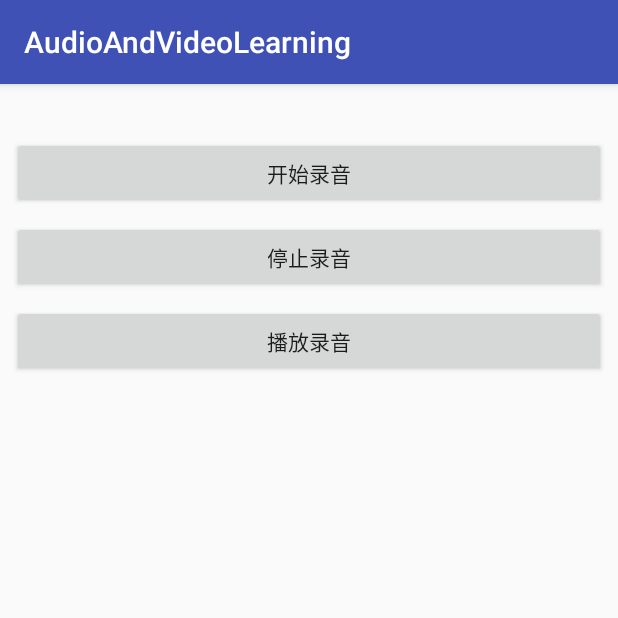
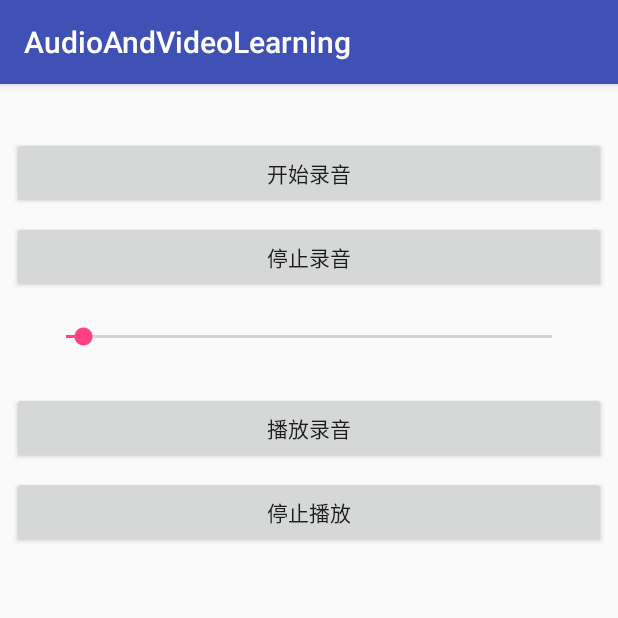
Before and after one commit to ListenerGao/AudioAndVideoLearning, an Android app: the RecordActivity screen opened directly, with no data from a screen before it, after a tap on "播放录音", on a phone screen of 412 x 824 dp, the top half of it. Run offline under Robolectric (Android 15) with nearby library versions, the phone set to English and light mode, and no system bars; our stand-ins replace ButterKnife; 2 statements that could not run were skipped.

```diff
--- a/app/src/main/java/com/listenergao/audioandvideolearning/activity/RecordActivity.java
+++ b/app/src/main/java/com/listenergao/audioandvideolearning/activity/RecordActivity.java
@@ -2,12 +2,16 @@ package com.listenergao.audioandvideolearning.activity;
 
 import android.media.AudioFormat;
 import android.media.AudioRecord;
+import android.media.MediaPlayer;
 import android.media.MediaRecorder;
 import android.os.Bundle;
 import android.os.Environment;
+import android.os.Handler;
+import android.text.TextUtils;
 import android.util.Log;
 import android.view.View;
 import android.widget.Button;
+import android.widget.SeekBar;
 import android.widget.TextView;
 
 import com.listenergao.audioandvideolearning.R;
@@ -30,7 +34,7 @@ import butterknife.OnClick;
  *
  * @author listenergao
  */
-public class RecordActivity extends BaseActivity {
+public class RecordActivity extends BaseActivity implements MediaPlayer.OnCompletionListener {
 
 
     @BindView(R.id.tv_content)
@@ -41,6 +45,9 @@ public class RecordActivity extends BaseActivity {
     Button mBtStopRecord;
     @BindView(R.id.bt_play_record)
     Button mBtPlayRecord;
+
+    @BindView(R.id.seek_bar)
+    SeekBar mSeekBar;
 
     /**
      * 录音采集来源，此处是从麦克风采集
@@ -74,6 +81,10 @@ public class RecordActivity extends BaseActivity {
     private FileOutputStream mFileOutputStream;
     private ExecutorService mExecutorService;
     private Lame mLame;
+    private MediaPlayer mPlayer;
+
+    private static Handler sHandler = new Handler();
+    private Runnable mProgressRunnable;
 
     @Override
     protected void onCreate(Bundle savedInstanceState) {
@@ -85,12 +96,20 @@ public class RecordActivity extends BaseActivity {
         mExecutorService = Executors.newSingleThreadExecutor();
 
         mLame = new Lame();
-        mLame.init(1,44100,64);
+        mLame.init(1, 44100, 64);
 
+        mProgressRunnable = new Runnable() {
+            @Override
+            public void run() {
+                Log.d("gys", "duration = " + mPlayer.getDuration() + "currentPosition = " + mPlayer.getCurrentPosition());
+                mSeekBar.setProgress(mPlayer.getCurrentPosition());
+                sHandler.postDelayed(this, 1000);
+            }
+        };
 
     }
 
-    @OnClick({R.id.bt_start_record, R.id.bt_stop_record, R.id.bt_play_record})
+    @OnClick({R.id.bt_start_record, R.id.bt_stop_record, R.id.bt_play_record, R.id.bt_stop_play_record})
     public void onViewClicked(View view) {
         switch (view.getId()) {
             case R.id.bt_start_record:
@@ -100,7 +119,10 @@ public class RecordActivity extends BaseActivity {
                 stopRecord();
                 break;
             case R.id.bt_play_record:
-                playRecord();
+                playRecord(mFilePath + mFileName);
+                break;
+            case R.id.bt_stop_play_record:
+                stopPlayRecord();
                 break;
             default:
                 break;
@@ -118,6 +140,37 @@ public class RecordActivity extends BaseActivity {
         if (!mRecordFile.exists()) {
             mRecordFile.mkdirs();
             Log.d("gys", "创建文件夹-------");
+        } else {
+            Log.d("gys", "删除文件夹下所有文件-------");
+            deleteAllFile(mRecordFile);
+        }
+    }
+
+    /**
+     * 删除文件或者删除目录下的所有文件
+     *
+     * @param path
+     */
+    private void deleteAllFile(File path) {
+        if (path == null) {
+            return;
+        }
+        //判断是文件还是目录，文件就直接删除
+        if (path.isDirectory()) {
+            File[] files = path.listFiles();
+            Log.d("gys", "file size = " + files.length);
+            for (File file : files) {
+                if (file.isDirectory()) {
+                    deleteAllFile(file);
+                    Log.d("gys", "递归删除");
+                } else if (file.isFile()) {
+                    Log.d("gys", "删除文件名称：" + file.getName());
+                    file.delete();
+                }
+            }
+        } else {
+            //文件直接删除
+            path.delete();
         }
     }
 
@@ -142,6 +195,7 @@ public class RecordActivity extends BaseActivity {
      */
     private void record() {
         try {
+
             mFileName = System.currentTimeMillis() + ".mp3";
             mFileOutputStream = new FileOutputStream(new File(mFilePath + mFileName));
 
@@ -195,31 +249,107 @@ public class RecordActivity extends BaseActivity {
     private void stopRecord() {
         Log.d("gys", "停止录音");
         isRecording = false;
-        mLame.destroy();
         if (mAudioRecord != null) {
             mAudioRecord.stop();
+        } else {
+            ToastUtils.toast("当前未在录音哦");
+        }
+    }
+
+    /**
+     * 释放AudioRecord
+     */
+    private void recordRelease() {
+        if (mAudioRecord != null) {
             mAudioRecord.release();
-        }
-        if (mExecutorService != null) {
-            mExecutorService.shutdown();
         }
     }
 
     @Override
     public void onBackPressed() {
         super.onBackPressed();
-        stopRecord();
+        recordRelease();
+        playerRelease();
+        mLame.destroy();
+        if (mExecutorService != null) {
+            mExecutorService.shutdown();
+        }
     }
 
     /**
-     * 播放录音
+     * 播放录音文件
+     *
+     * @param filePath 录音文件路径
      */
-    private void playRecord() {
+    private void playRecord(String filePath) {
+        if (TextUtils.isEmpty(filePath)) {
+            ToastUtils.toast("未找到音频文件");
+            return;
+        }
 
+        File file = new File(filePath);
+        if (!file.exists()) {
+            ToastUtils.toast("未找到音频文件");
+            return;
+        }
+
+        mSeekBar.setVisibility(View.VISIBLE);
+
+        try {
+            if (mPlayer == null) {
+                mPlayer = new MediaPlayer();
+
+                mPlayer.setOnCompletionListener(this);
+            }
+            mPlayer.reset();
+            mPlayer.setDataSource(filePath);
+            mPlayer.prepare();
+            mPlayer.start();
+
+            mSeekBar.setMax(mPlayer.getDuration());
+            sHandler.post(mProgressRunnable);
+
+        } catch (IOException e) {
+            ToastUtils.toast("播放出错");
+            sHandler.removeCallbacks(mProgressRunnable);
+            stopPlayRecord();
+            e.printStackTrace();
+        }
+    }
+
+
+    /**
+     * 释放MediaPlayer
+     */
+    private void playerRelease() {
+        if (mPlayer != null) {
+            mPlayer.release();
+        }
+        sHandler.removeCallbacks(mProgressRunnable);
+    }
+
+    /**
+     * 停止播放
+     */
+    private void stopPlayRecord() {
+        if (mPlayer != null) {
+            if (mPlayer.isPlaying()) {
+                mPlayer.stop();
+                Log.d("gys", "stop......");
+            }
+        } else {
+            ToastUtils.toast("当前未播放哦");
+        }
     }
 
     @Override
     protected void onDestroy() {
         super.onDestroy();
     }
+
+    @Override
+    public void onCompletion(MediaPlayer mediaPlayer) {
+        Log.d("gys", "播放完了...");
+        stopPlayRecord();
+    }
 }
--- a/app/src/main/res/layout/activity_record.xml
+++ b/app/src/main/res/layout/activity_record.xml
@@ -27,6 +27,13 @@
         android:layout_marginTop="@dimen/dp_10"
         android:text="停止录音" />
 
+    <SeekBar
+        android:id="@+id/seek_bar"
+        android:layout_margin="20dp"
+        android:layout_width="match_parent"
+        android:layout_height="wrap_content"
+        android:visibility="gone"/>
+
     <Button
         android:id="@+id/bt_play_record"
         android:layout_width="match_parent"
@@ -34,4 +41,12 @@
         android:layout_marginTop="@dimen/dp_10"
         android:text="播放录音" />
 
+    <Button
+        android:id="@+id/bt_stop_play_record"
+        android:layout_width="match_parent"
+        android:layout_height="wrap_content"
+        android:layout_marginTop="@dimen/dp_10"
+        android:text="停止播放"
+        />
+
 </LinearLayout>
```
